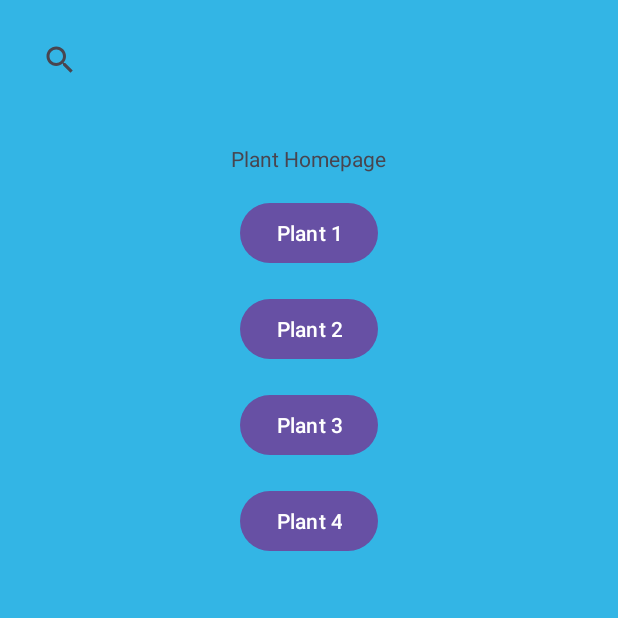
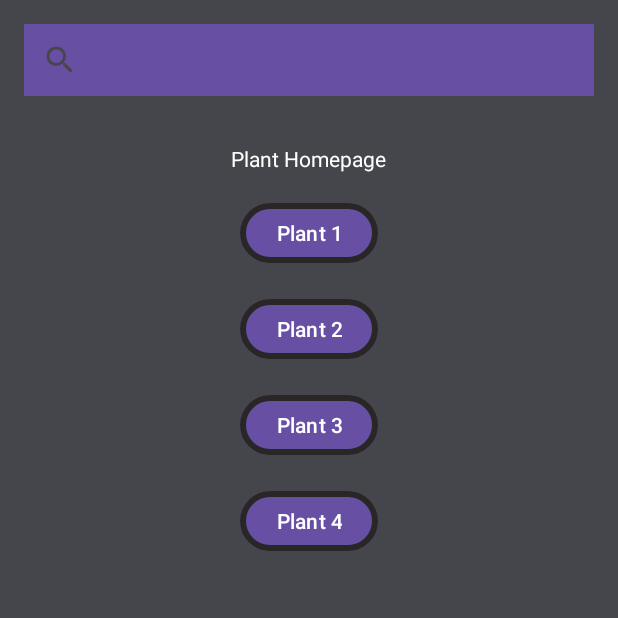
Before and after one commit to Mvargas64/Mobile-Computing---Project01, an Android app: the screen it shows after launch (MainActivity), on a phone screen of 412 x 824 dp, the top half of it. Run offline under Robolectric (Android 15) with nearby library versions, the phone set to English and light mode, and no system bars.

Commit message:
Organized Style of Layouts
Organized Style of Layouts

```diff
--- a/app/src/main/java/com/example/plantidentificationapp/MainActivity.java
+++ b/app/src/main/java/com/example/plantidentificationapp/MainActivity.java
@@ -20,10 +20,10 @@ public class MainActivity extends AppCompatActivity {
         Button button2 = findViewById(R.id.Plant1BTN);
         button2.setOnClickListener(this::onClickButton1);
 
-        Button button3 = findViewById(R.id.button3);
+        Button button3 = findViewById(R.id.Plant3BTN);
         button3.setOnClickListener(this::onClickPlant3BTN);
 
-        Button button4 = findViewById(R.id.button4);
+        Button button4 = findViewById(R.id.Plant4BTN);
         button4.setOnClickListener(this::onClickPlant4BTN);
     }
 
--- a/app/src/main/res/layout/activity_main.xml
+++ b/app/src/main/res/layout/activity_main.xml
@@ -4,7 +4,7 @@
     xmlns:tools="http://schemas.android.com/tools"
     android:layout_width="match_parent"
     android:layout_height="match_parent"
-    android:background="@color/white"
+    android:outlineProvider="none"
     tools:context=".MainActivity">
 
     <ImageView
@@ -13,14 +13,18 @@
         android:layout_height="match_parent"
         android:fitsSystemWindows="true"
         android:visibility="visible"
-        app:srcCompat="@android:color/holo_blue_light" />
+        app:srcCompat="@color/material_dynamic_neutral30" />
 
     <SearchView
         android:id="@+id/searchView"
         android:layout_width="match_parent"
         android:layout_height="wrap_content"
-        android:layout_margin="16dp"
-        android:queryHint="Search here" >
+        android:layout_marginStart="16dp"
+        android:layout_marginTop="16dp"
+        android:layout_marginEnd="16dp"
+        android:layout_marginBottom="16dp"
+        android:background="#ff6750a4"
+        android:queryHint="Search here">
 
     </SearchView>
 
@@ -31,7 +35,8 @@
         android:layout_below="@id/searchView"
         android:layout_centerHorizontal="true"
         android:layout_marginTop="16dp"
-        android:text="Plant Homepage" />
+        android:text="Plant Homepage"
+        android:textColor="#FFFFFF" />
 
     <Button
         android:id="@+id/Plant1BTN"
@@ -40,7 +45,10 @@
         android:layout_below="@id/textView"
         android:layout_centerHorizontal="true"
         android:layout_marginTop="16dp"
-        android:text="Plant 1" />
+        android:text="Plant 1"
+        android:textColorHighlight="#000000"
+        app:strokeColor="#292626"
+        app:strokeWidth="4dp" />
 
     <Button
         android:id="@+id/Plant2BTN"
@@ -50,24 +58,30 @@
         android:layout_centerHorizontal="true"
         android:layout_marginTop="16dp"
         android:onClick="onClickPlant2BTN"
-        android:text="Plant 2" />
+        android:text="Plant 2"
+        app:strokeColor="#292626"
+        app:strokeWidth="4dp" />
 
     <Button
-        android:id="@+id/button3"
+        android:id="@+id/Plant3BTN"
         android:layout_width="wrap_content"
         android:layout_height="wrap_content"
         android:layout_below="@id/Plant2BTN"
         android:layout_centerHorizontal="true"
         android:layout_marginTop="16dp"
-        android:text="Plant 3" />
+        android:text="Plant 3"
+        app:strokeColor="#292626"
+        app:strokeWidth="4dp" />
 
     <Button
-        android:id="@+id/button4"
+        android:id="@+id/Plant4BTN"
         android:layout_width="wrap_content"
         android:layout_height="wrap_content"
-        android:layout_below="@id/button3"
+        android:layout_below="@id/Plant3BTN"
         android:layout_centerHorizontal="true"
         android:layout_marginTop="16dp"
-        android:text="Plant 4" />
+        android:text="Plant 4"
+        app:strokeColor="#292626"
+        app:strokeWidth="4dp" />
 
 </RelativeLayout>
```
Also changed, not shown: app/src/main/res/layout/activity_plant1.xml (+6 -2 lines), app/src/main/res/layout/activity_plant_details.xml (+10 -5 lines).
